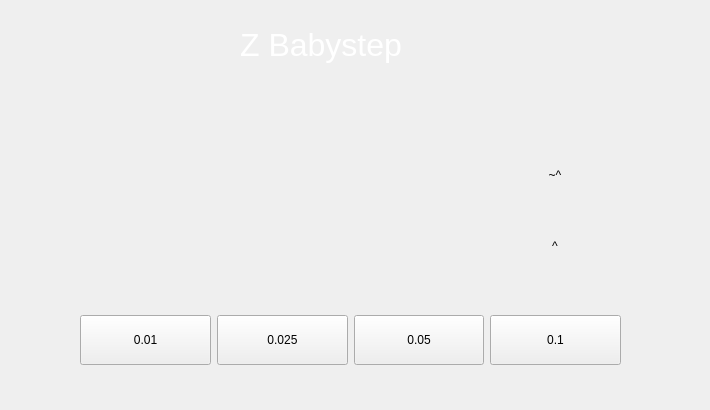
BlocksTechnology/BlocksScreen, file BlocksScreen/lib/ui/printStackedWidget.ui: the form before one commit.
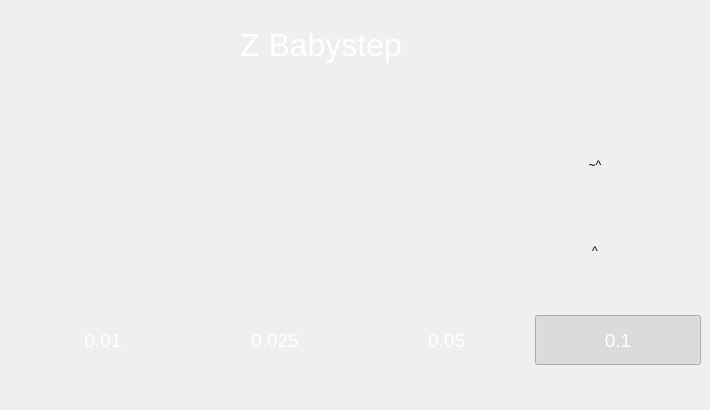
The form after the commit. Icons and pictures are not drawn. Custom widgets are drawn as their Qt base class.

Commit message: Babystep offset value indicator, bbp value selector

```diff
--- a/BlocksScreen/lib/ui/printStackedWidget.ui
+++ b/BlocksScreen/lib/ui/printStackedWidget.ui
@@ -2403,9 +2403,9 @@
    <widget class="QWidget" name="horizontalLayoutWidget">
     <property name="geometry">
      <rect>
-      <x>80</x>
+      <x>20</x>
       <y>300</y>
-      <width>541</width>
+      <width>681</width>
       <height>80</height>
      </rect>
     </property>
@@ -2418,12 +2418,84 @@
          <height>50</height>
         </size>
        </property>
+       <property name="palette">
+        <palette>
+         <active>
+          <colorrole role="WindowText">
+           <brush brushstyle="SolidPattern">
+            <color alpha="255">
+             <red>255</red>
+             <green>255</green>
+             <blue>255</blue>
+            </color>
+           </brush>
+          </colorrole>
+          <colorrole role="ButtonText">
+           <brush brushstyle="SolidPattern">
+            <color alpha="255">
+             <red>255</red>
+             <green>255</green>
+             <blue>255</blue>
+            </color>
+           </brush>
+          </colorrole>
+         </active>
+         <inactive>
+          <colorrole role="WindowText">
+           <brush brushstyle="SolidPattern">
+            <color alpha="255">
+             <red>255</red>
+             <green>255</green>
+             <blue>255</blue>
+            </color>
+           </brush>
+          </colorrole>
+          <colorrole role="ButtonText">
+           <brush brushstyle="SolidPattern">
+            <color alpha="255">
+             <red>255</red>
+             <green>255</green>
+             <blue>255</blue>
+            </color>
+           </brush>
+          </colorrole>
+         </inactive>
+         <disabled>
+          <colorrole role="WindowText">
+           <brush brushstyle="SolidPattern">
+            <color alpha="255">
+             <red>120</red>
+             <green>120</green>
+             <blue>120</blue>
+            </color>
+           </brush>
+          </colorrole>
+          <colorrole role="ButtonText">
+           <brush brushstyle="SolidPattern">
+            <color alpha="255">
+             <red>120</red>
+             <green>120</green>
+             <blue>120</blue>
+            </color>
+           </brush>
+          </colorrole>
+         </disabled>
+        </palette>
+       </property>
+       <property name="font">
+        <font>
+         <pointsize>14</pointsize>
+        </font>
+       </property>
        <property name="text">
         <string>0.01</string>
        </property>
        <property name="checkable">
         <bool>true</bool>
        </property>
+       <property name="flat">
+        <bool>true</bool>
+       </property>
        <property name="button_type" stdset="0">
         <string/>
        </property>
@@ -2443,12 +2515,84 @@
          <height>50</height>
         </size>
        </property>
+       <property name="palette">
+        <palette>
+         <active>
+          <colorrole role="WindowText">
+           <brush brushstyle="SolidPattern">
+            <color alpha="255">
+             <red>255</red>
+             <green>255</green>
+             <blue>255</blue>
+            </color>
+           </brush>
+          </colorrole>
+          <colorrole role="ButtonText">
+           <brush brushstyle="SolidPattern">
+            <color alpha="255">
+             <red>255</red>
+             <green>255</green>
+             <blue>255</blue>
+            </color>
+           </brush>
+          </colorrole>
+         </active>
+         <inactive>
+          <colorrole role="WindowText">
+           <brush brushstyle="SolidPattern">
+            <color alpha="255">
+             <red>255</red>
+             <green>255</green>
+             <blue>255</blue>
+            </color>
+           </brush>
+          </colorrole>
+          <colorrole role="ButtonText">
+           <brush brushstyle="SolidPattern">
+            <color alpha="255">
+             <red>255</red>
+             <green>255</green>
+             <blue>255</blue>
+            </color>
+           </brush>
+          </colorrole>
+         </inactive>
+         <disabled>
+          <colorrole role="WindowText">
+           <brush brushstyle="SolidPattern">
+            <color alpha="255">
+             <red>120</red>
+             <green>120</green>
+             <blue>120</blue>
+            </color>
+           </brush>
+          </colorrole>
+          <colorrole role="ButtonText">
+           <brush brushstyle="SolidPattern">
+            <color alpha="255">
+             <red>120</red>
+             <green>120</green>
+             <blue>120</blue>
+            </color>
+           </brush>
+          </colorrole>
+         </disabled>
+        </palette>
+       </property>
+       <property name="font">
+        <font>
+         <pointsize>14</pointsize>
+        </font>
+       </property>
        <property name="text">
         <string>0.025</string>
        </property>
        <property name="checkable">
         <bool>true</bool>
        </property>
+       <property name="flat">
+        <bool>true</bool>
+       </property>
        <property name="button_type" stdset="0">
         <string/>
        </property>
@@ -2468,12 +2612,84 @@
          <height>50</height>
         </size>
        </property>
+       <property name="palette">
+        <palette>
+         <active>
+          <colorrole role="WindowText">
+           <brush brushstyle="SolidPattern">
+            <color alpha="255">
+             <red>255</red>
+             <green>255</green>
+             <blue>255</blue>
+            </color>
+           </brush>
+          </colorrole>
+          <colorrole role="ButtonText">
+           <brush brushstyle="SolidPattern">
+            <color alpha="255">
+             <red>255</red>
+             <green>255</green>
+             <blue>255</blue>
+            </color>
+           </brush>
+          </colorrole>
+         </active>
+         <inactive>
+          <colorrole role="WindowText">
+           <brush brushstyle="SolidPattern">
+            <color alpha="255">
+             <red>255</red>
+             <green>255</green>
+             <blue>255</blue>
+            </color>
+           </brush>
+          </colorrole>
+          <colorrole role="ButtonText">
+           <brush brushstyle="SolidPattern">
+            <color alpha="255">
+             <red>255</red>
+             <green>255</green>
+             <blue>255</blue>
+            </color>
+           </brush>
+          </colorrole>
+         </inactive>
+         <disabled>
+          <colorrole role="WindowText">
+           <brush brushstyle="SolidPattern">
+            <color alpha="255">
+             <red>120</red>
+             <green>120</green>
+             <blue>120</blue>
+            </color>
+           </brush>
+          </colorrole>
+          <colorrole role="ButtonText">
+           <brush brushstyle="SolidPattern">
+            <color alpha="255">
+             <red>120</red>
+             <green>120</green>
+             <blue>120</blue>
+            </color>
+           </brush>
+          </colorrole>
+         </disabled>
+        </palette>
+       </property>
+       <property name="font">
+        <font>
+         <pointsize>14</pointsize>
+        </font>
+       </property>
        <property name="text">
         <string>0.05</string>
        </property>
        <property name="checkable">
         <bool>true</bool>
        </property>
+       <property name="flat">
+        <bool>true</bool>
+       </property>
        <property name="button_type" stdset="0">
         <string/>
        </property>
@@ -2493,12 +2709,87 @@
          <height>50</height>
         </size>
        </property>
+       <property name="palette">
+        <palette>
+         <active>
+          <colorrole role="WindowText">
+           <brush brushstyle="SolidPattern">
+            <color alpha="255">
+             <red>255</red>
+             <green>255</green>
+             <blue>255</blue>
+            </color>
+           </brush>
+          </colorrole>
+          <colorrole role="ButtonText">
+           <brush brushstyle="SolidPattern">
+            <color alpha="255">
+             <red>255</red>
+             <green>255</green>
+             <blue>255</blue>
+            </color>
+           </brush>
+          </colorrole>
+         </active>
+         <inactive>
+          <colorrole role="WindowText">
+           <brush brushstyle="SolidPattern">
+            <color alpha="255">
+             <red>255</red>
+             <green>255</green>
+             <blue>255</blue>
+            </color>
+           </brush>
+          </colorrole>
+          <colorrole role="ButtonText">
+           <brush brushstyle="SolidPattern">
+            <color alpha="255">
+             <red>255</red>
+             <green>255</green>
+             <blue>255</blue>
+            </color>
+           </brush>
+          </colorrole>
+         </inactive>
+         <disabled>
+          <colorrole role="WindowText">
+           <brush brushstyle="SolidPattern">
+            <color alpha="255">
+             <red>120</red>
+             <green>120</green>
+             <blue>120</blue>
+            </color>
+           </brush>
+          </colorrole>
+          <colorrole role="ButtonText">
+           <brush brushstyle="SolidPattern">
+            <color alpha="255">
+             <red>120</red>
+             <green>120</green>
+             <blue>120</blue>
+            </color>
+           </brush>
+          </colorrole>
+         </disabled>
+        </palette>
+       </property>
+       <property name="font">
+        <font>
+         <pointsize>14</pointsize>
+        </font>
+       </property>
        <property name="text">
         <string>0.1</string>
        </property>
        <property name="checkable">
         <bool>true</bool>
        </property>
+       <property name="checked">
+        <bool>true</bool>
+       </property>
+       <property name="flat">
+        <bool>true</bool>
+       </property>
        <property name="button_type" stdset="0">
         <string/>
        </property>
@@ -2597,9 +2888,9 @@
    <widget class="QLabel" name="bbp_babystep_graphic">
     <property name="geometry">
      <rect>
-      <x>140</x>
-      <y>150</y>
-      <width>351</width>
+      <x>180</x>
+      <y>110</y>
+      <width>371</width>
       <height>121</height>
      </rect>
     </property>
@@ -2622,10 +2913,10 @@
    <widget class="QWidget" name="verticalLayoutWidget_2">
     <property name="geometry">
      <rect>
-      <x>510</x>
-      <y>135</y>
+      <x>550</x>
+      <y>120</y>
       <width>91</width>
-      <height>151</height>
+      <height>176</height>
      </rect>
     </property>
     <layout class="QVBoxLayout" name="bbp_buttons_layout" stretch="1,1">
@@ -2651,14 +2942,14 @@
        </property>
        <property name="minimumSize">
         <size>
-         <width>70</width>
-         <height>60</height>
+         <width>80</width>
+         <height>80</height>
         </size>
        </property>
        <property name="maximumSize">
         <size>
          <width>80</width>
-         <height>60</height>
+         <height>80</height>
         </size>
        </property>
        <property name="text">
@@ -2688,14 +2979,14 @@
        </property>
        <property name="minimumSize">
         <size>
-         <width>70</width>
-         <height>60</height>
+         <width>80</width>
+         <height>80</height>
         </size>
        </property>
        <property name="maximumSize">
         <size>
          <width>80</width>
-         <height>60</height>
+         <height>80</height>
         </size>
        </property>
        <property name="text">
@@ -2720,9 +3011,9 @@
    <widget class="QLabel" name="bbp_z_offset_current_value">
     <property name="geometry">
      <rect>
-      <x>300</x>
-      <y>190</y>
-      <width>100</width>
+      <x>310</x>
+      <y>150</y>
+      <width>200</width>
       <height>60</height>
      </rect>
     </property>
@@ -2734,13 +3025,13 @@
     </property>
     <property name="minimumSize">
      <size>
-      <width>100</width>
+      <width>150</width>
       <height>60</height>
      </size>
     </property>
     <property name="maximumSize">
      <size>
-      <width>100</width>
+      <width>200</width>
       <height>60</height>
      </size>
     </property>
```
Left out of the diff: 5 changed lines with no effect on the pictures. The commit also changes 2 other files.
